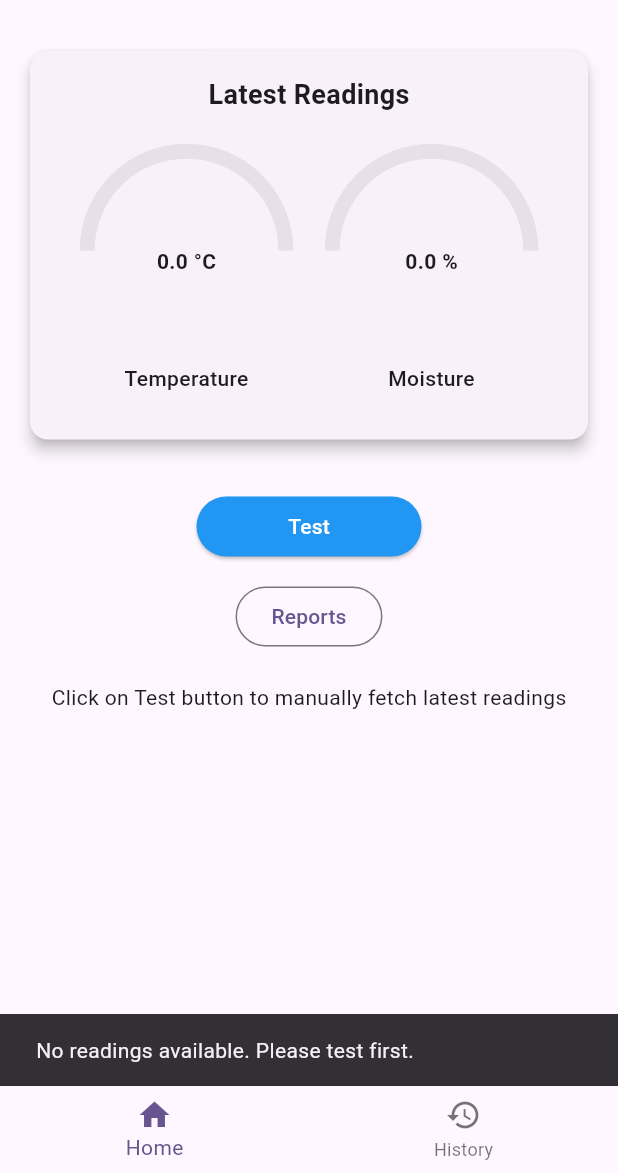
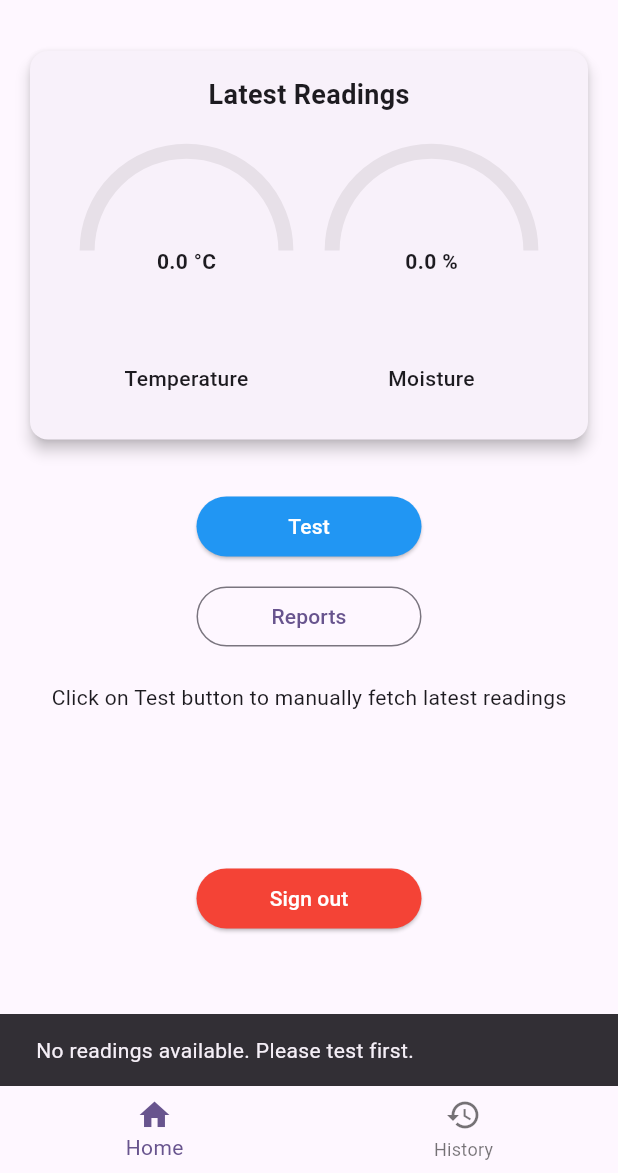
Before and after one commit to Heatburst0/Soil_Monitoring_App, a Flutter app: the screen it shows once a user with an empty profile is signed in, after a tap on "Reports", on a phone screen of 412 x 824 dp, the part 63-1236 px from its top. Run offline on Flutter 3.47's test engine with Material 3 defaults, Android fonts, the phone set to English and light mode, and no system bars; drawn by our look-alikes of syncfusion_flutter_gauges; our stand-ins replace cloud_firestore, firebase_auth, firebase_core, fl_chart; accounts and stored records are empty.

Commit message:
login issue fixed

```diff
--- a/lib/pages/home_page.dart
+++ b/lib/pages/home_page.dart
@@ -1,6 +1,8 @@
+import 'package:firebase_auth/firebase_auth.dart';
 import 'package:flutter/material.dart';
 import 'package:provider/provider.dart';
 import 'package:syncfusion_flutter_gauges/gauges.dart';
+import 'package:untitled_app/auth.dart';
 import 'package:untitled_app/services/sensor_provider.dart';
 import 'package:intl/intl.dart';
 
@@ -11,6 +13,7 @@ class HomePage extends StatelessWidget {
   @override
   Widget build(BuildContext context) {
     final provider = context.watch<SensorProvider>();
+    final User? user = Auth().currentUser;
     // final formattedDate = ;
     return Scaffold(
       appBar: AppBar(title: const Text("Soil Monitoring")),
@@ -85,12 +88,33 @@ class HomePage extends StatelessWidget {
                         provider.notifyListeners(); // refresh card
                       }
                     },
+                    style: OutlinedButton.styleFrom(
+                      minimumSize: const Size(150, 40),
+                    ),
                     child: const Text("Reports"),
                   ),
                 ],
               ),
             const SizedBox(height: 20),
             const Text("Click on Test button to manually fetch latest readings"),
+            const SizedBox(height: 100),
+            ElevatedButton(
+              onPressed: () async {
+                await Auth().signOut();
+
+                if (context.mounted) {
+                  ScaffoldMessenger.of(context).showSnackBar(
+                    const SnackBar(content: Text("Signed out successfully")),
+                  );
+                }
+              },
+              style: ElevatedButton.styleFrom(
+                backgroundColor: Colors.red,
+                foregroundColor: Colors.white,
+                minimumSize: const Size(150, 40),
+              ),
+              child: const Text("Sign out"),
+            )
           ],
         ),
       ),
--- a/lib/pages/login_register.dart
+++ b/lib/pages/login_register.dart
@@ -1,6 +1,6 @@
 import 'package:flutter/material.dart';
 import 'package:firebase_auth/firebase_auth.dart';
-import '../auth.dart';  // adjust the path based on where your auth.dart file is
+import '../auth.dart';
 
 class LoginPage extends StatefulWidget {
   const LoginPage({Key? key}) : super(key: key);
@@ -12,62 +12,99 @@ class LoginPage extends StatefulWidget {
 class _LoginPageState extends State<LoginPage> {
   String errorMessage = '';
   bool isLogin = true;
+  bool isLoading = false;
+
+  final _formKey = GlobalKey<FormState>();
 
   final TextEditingController _controllerEmail = TextEditingController();
   final TextEditingController _controllerPassword = TextEditingController();
 
   Future<void> signInWithEmailAndPassword() async {
+    if (!_formKey.currentState!.validate()) return;
+
+    setState(() => isLoading = true);
+
     try {
       await Auth().signInWithEmailAndPassword(
-        email: _controllerEmail.text,
-        password: _controllerPassword.text,
+        email: _controllerEmail.text.trim(),
+        password: _controllerPassword.text.trim(),
       );
-
-    } on FirebaseAuthException catch (e) {
-      setState(() {
-        errorMessage = e.message ?? 'An unknown error occurred';
-      });
+    } on FirebaseAuthException catch (_) {
+      if (!mounted) return;
+      ScaffoldMessenger.of(context).showSnackBar(
+        const SnackBar(content: Text("Incorrect credentials")),
+      );
+    } finally {
+      setState(() => isLoading = false);
     }
   }
 
   Future<void> createUserWithEmailAndPassword() async {
+    if (!_formKey.currentState!.validate()) return;
+
+    setState(() => isLoading = true);
+
     try {
       await Auth().createUserWithEmailAndPassword(
-        email: _controllerEmail.text,
-        password: _controllerPassword.text,
+        email: _controllerEmail.text.trim(),
+        password: _controllerPassword.text.trim(),
       );
-    } on FirebaseAuthException catch (e) {
-      setState(() {
-        errorMessage = e.message ?? 'An unknown error occurred';
-      });
+    } on FirebaseAuthException catch (_) {
+      if (!mounted) return;
+      ScaffoldMessenger.of(context).showSnackBar(
+        const SnackBar(content: Text("Incorrect credentials")),
+      );
+    } finally {
+      setState(() => isLoading = false);
     }
   }
 
   Widget _title() {
     return const Text(
-      'Firebase Auth',
+      'Soil Monitoring',
       style: TextStyle(fontSize: 24, fontWeight: FontWeight.bold),
     );
   }
 
-  Widget _entryField(String title, TextEditingController controller) {
-    return TextField(
-      controller: controller,
-      decoration: InputDecoration(
-        labelText: title,
-        border: const OutlineInputBorder(),
+  Widget _welcomeText() {
+    return const Padding(
+      padding: EdgeInsets.only(bottom: 20),
+      child: Text(
+        "Welcome to Soil Monitoring app\nPlease Sign in using your email\nor Register if new",
+        textAlign: TextAlign.center,
+        style: TextStyle(fontSize: 16, fontWeight: FontWeight.w500),
       ),
     );
   }
 
-  Widget _errorMessage(){
-    return Text(errorMessage == '' ? '' : errorMessage, style: TextStyle(color: Colors.red),);
-
+  Widget _entryField(String label, TextEditingController controller,
+      {bool isPassword = false}) {
+    return TextFormField(
+      controller: controller,
+      obscureText: isPassword,
+      decoration: InputDecoration(
+        labelText: label,
+        border: const OutlineInputBorder(),
+      ),
+      validator: (value) {
+        if (value == null || value.trim().isEmpty) {
+          return '$label is required';
+        }
+        if (label == 'email' && !value.contains('@')) {
+          return 'Enter a valid email';
+        }
+        if (label == 'password' && value.length < 6) {
+          return 'Password must be at least 6 characters';
+        }
+        return null;
+      },
+    );
   }
 
   Widget _submitButton() {
     return ElevatedButton(
-      onPressed: isLogin ? signInWithEmailAndPassword : createUserWithEmailAndPassword,
+      onPressed:
+      isLogin ? signInWithEmailAndPassword : createUserWithEmailAndPassword,
       child: Text(isLogin ? 'Login' : 'Register'),
     );
   }
@@ -77,33 +114,53 @@ class _LoginPageState extends State<LoginPage> {
       onPressed: () {
         setState(() {
           isLogin = !isLogin;
+          errorMessage = '';
         });
       },
       child: Text(isLogin ? 'Register instead' : 'Login instead'),
     );
   }
+
   @override
   Widget build(BuildContext context) {
     return Scaffold(
       appBar: AppBar(
         title: _title(),
-      ), // AppBar
-      body: Container(
-        height: double.infinity,
-        width: double.infinity,
+      ),
+      body: Stack(
+        children: [
+          Center(
+            child: SingleChildScrollView(
               padding: const EdgeInsets.all(20),
+              child: Form(
+                key: _formKey,
                 child: Column(
-          crossAxisAlignment: CrossAxisAlignment.center,
-          mainAxisAlignment: MainAxisAlignment.center,
                   children: <Widget>[
+                    _welcomeText(),
+                    const SizedBox(height: 40),
                     _entryField('email', _controllerEmail),
-            _entryField('password', _controllerPassword),
-            _errorMessage(),
+                    const SizedBox(height: 20),
+                    _entryField('password', _controllerPassword,
+                        isPassword: true),
+                    const SizedBox(height: 20),
                     _submitButton(),
                     _loginOrRegisterButton(),
-          ], // <Widget>[]
-        ), // Column
-      ), // Container
-    ); // Scaffold
+                  ],
+                ),
+              ),
+            ),
+          ),
+
+          // 🔄 Loading overlay
+          if (isLoading)
+            Container(
+              color: Colors.black.withOpacity(0.3),
+              child: const Center(
+                child: CircularProgressIndicator(),
+              ),
+            ),
+        ],
+      ),
+    );
   }
 }
```
Also changed, not shown: lib/pages/history_page.dart (+58 -3 lines). Lines whose indentation alone changed are shown as unchanged.
